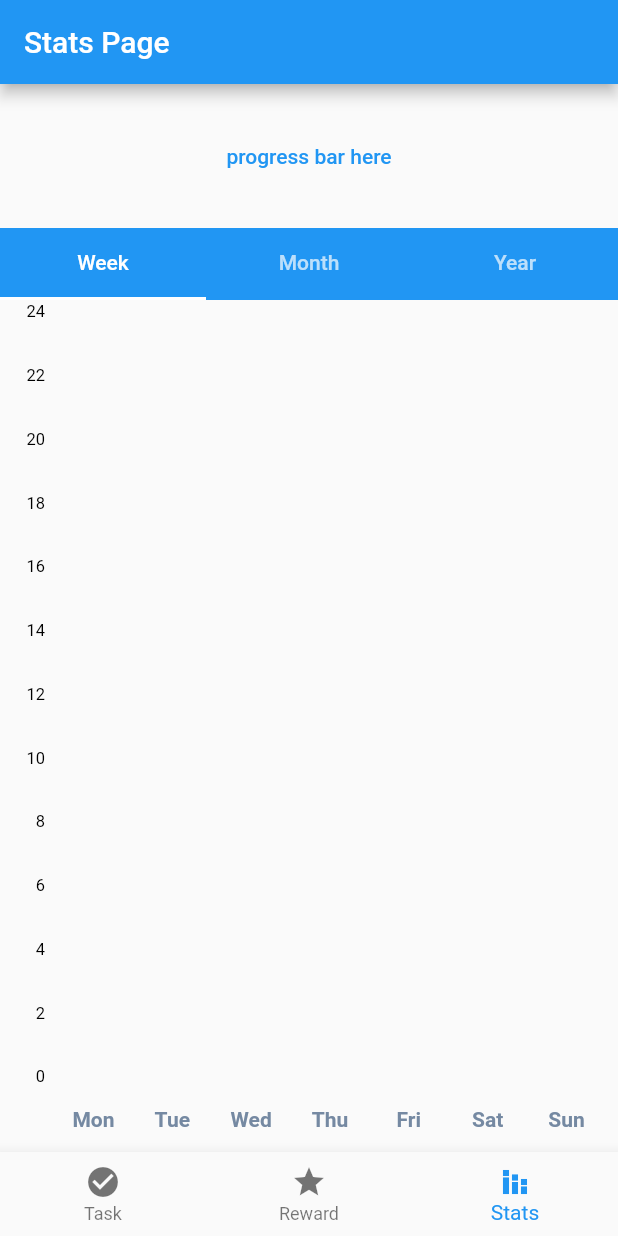
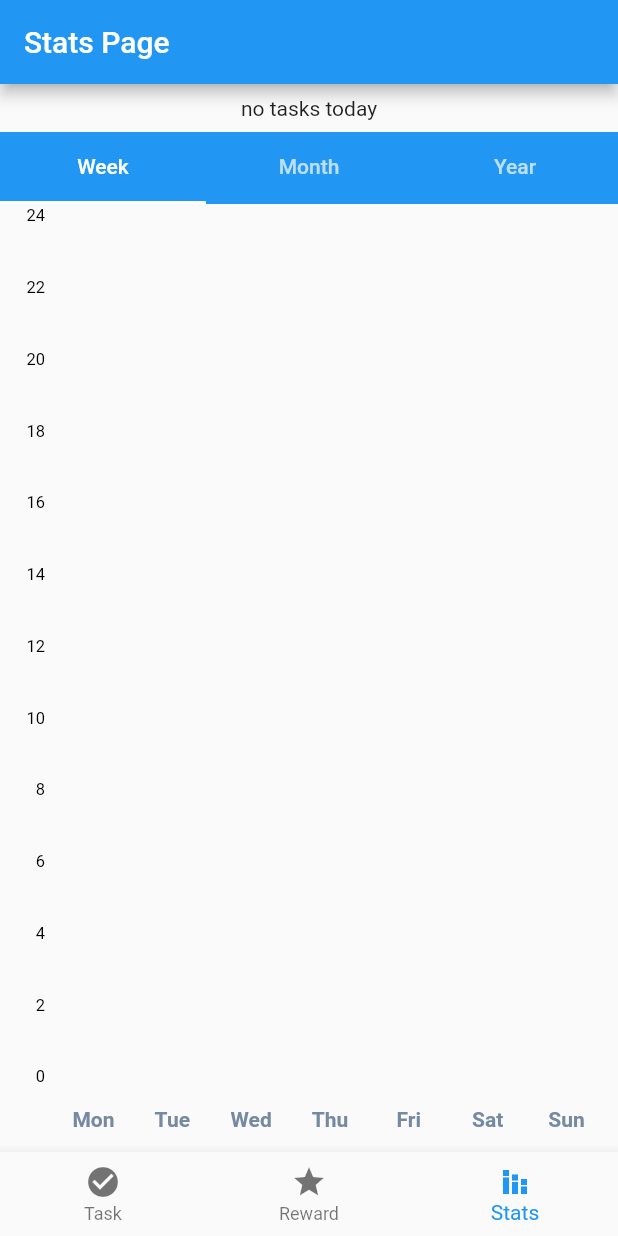
Before and after one commit to ayz122004/carrot, a Flutter app: the screen it shows after launch, item 3 of the bottom bar chosen, on a phone screen of 412 x 824 dp. Run offline on Flutter 3.47's test engine with Material 2 defaults, Android fonts, the phone set to English and light mode, and no system bars; drawn by our look-alikes of fl_chart; our stand-ins replace fluttertoast.

Commit message:
added daily progress bar

```diff
--- a/lib/Pages/stat_page.dart
+++ b/lib/Pages/stat_page.dart
@@ -79,30 +79,41 @@ class _StatPageState extends State<StatPage> with TickerProviderStateMixin {
 
     Widget progressBar() {
       getDayList();
-      return Padding(
-        padding: const EdgeInsets.all(8.0),
+      if (dayList[1] == 0) {
+        //prevent zero division exception
+        return const Padding(
+          padding: EdgeInsets.all(8.0),
+          child: Text("no tasks today"),
+        );
+      }
+      return AspectRatio(
+        aspectRatio: 4,
+        child: RotatedBox(
+          quarterTurns: 1,
+          child: Card(
+            shape: RoundedRectangleBorder(borderRadius: BorderRadius.circular(6)),
             child: BarChart(
               BarChartData(
                 alignment: BarChartAlignment.spaceAround,
-            maxY: 24,
+                maxY: 100,
+                axisTitleData: FlAxisTitleData(
+                  show: true,
+                  leftTitle: AxisTitle(
+                    showTitle: true,
+                    titleText: "Daily Progress Bar",
+                  ),
+                ),
                 titlesData: FlTitlesData(
                   show: true,
-              leftTitles: SideTitles(
+                  bottomTitles: SideTitles(showTitles: false),
+                  leftTitles: SideTitles(showTitles: false),
+                  rightTitles: SideTitles(
+                    rotateAngle: 270,
                     showTitles: true,
-                  getTitles: (double value) {
-                    return value.toString();
-                  }
-                  //margin: 20;
-                  ),
-              bottomTitles: SideTitles(
-                showTitles: true,
-                getTextStyles: (value) => const TextStyle(
-                    color: Color(0xff7589a2),
-                    fontWeight: FontWeight.bold,
-                    fontSize: 14),
                     margin: 20,
                     getTitles: (double value) {
-                  return value.toString();
+                      if (value % 25 == 0) return value.toInt().toString();
+                      return "";
                     },
                   ),
                 ),
@@ -110,16 +121,17 @@ class _StatPageState extends State<StatPage> with TickerProviderStateMixin {
                   show: false,
                 ),
                 barGroups: [
-              for (int i = 0; i < 7; i++)
                   BarChartGroupData(
-                  x: i,
+                    x: 0,
                     barRods: [
                       BarChartRodData(
-                        y: (weekList[i] / 60),
+                          y: dayList[0] / dayList[1] * 100,
                           colors: [Colors.lightBlueAccent, Colors.greenAccent])
                     ],
                   ),
                 ],
+              ),
+            ),
           ),
         ),
       );
@@ -304,14 +316,7 @@ class _StatPageState extends State<StatPage> with TickerProviderStateMixin {
         slivers: <Widget>[
           SliverToBoxAdapter(
             child: Center(
-              child: TextButton(
-                child: const Text(
-                    "progress bar here"),
-                onPressed: () {
-                  print("info!");
-                },
-              ),
-              heightFactor: 2,
+              child: progressBar(),
             ),
           ),
           SliverAppBar(
```
Lines whose indentation alone changed are shown as unchanged.
